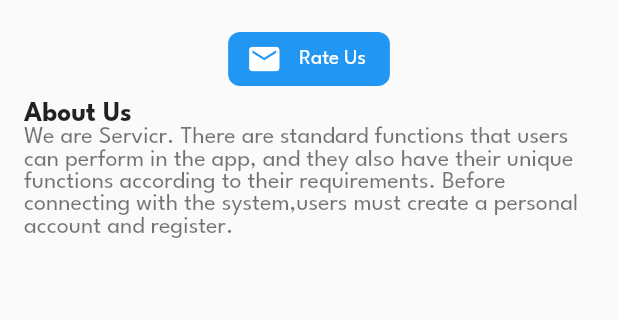
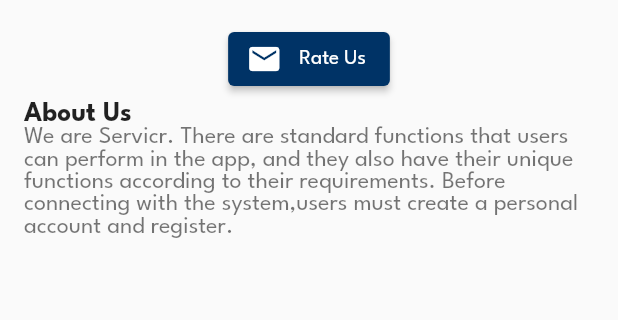
Before and after one commit to ethos-fit19/servicr_client, a Flutter app: the AboutPageUI screen opened directly, on a phone screen of 412 x 824 dp, the part 587-907 px from its top. Run offline on Flutter 3.47's test engine with Material 2 defaults, Android fonts, the phone set to English and light mode, and no system bars; our stand-ins replace date_picker_timeline, dio, email_validator, flutter_hooks, flutter_rating_bar, fluttertoast and 6 more; missing offline and left inert: image_picker_for_web, shared_preferences_web; accounts and stored records are empty; network calls fail; Roboto replaces fonts that are missing (Poppins).

```diff
--- a/lib/views/utils/aboutUI.dart
+++ b/lib/views/utils/aboutUI.dart
@@ -55,7 +55,7 @@ class aboutUI extends StatelessWidget {
                 fontWeight: FontWeight.bold),
           )),
         ),
-        FlatButton.icon(
+         ElevatedButton.icon(
           onPressed: () {},
           icon: Icon(
             Icons.mail,
@@ -65,8 +65,8 @@ class aboutUI extends StatelessWidget {
             ' Rate Us',
             style: TextStyle(color: Colors.white),
           ),
-          color: Colors.blue,
-          shape: RoundedRectangleBorder(borderRadius: BorderRadius.circular(8)),
+          // color: Colors.blue,
+          // shape: RoundedRectangleBorder(borderRadius: BorderRadius.circular(8)),
         ),
         ListTile(
           title: Text('About Us',
--- a/lib/views/welcome/welcome.dart
+++ b/lib/views/welcome/welcome.dart
@@ -16,7 +16,7 @@ class WelcomePage extends StatelessWidget {
             crossAxisAlignment: CrossAxisAlignment.start,
             children: <Widget>[
               Image.asset(
-                './assets/images/servicr_logo.png',
+                'assets/images/servicr_logo.png',
                 width: 180.0,
               ),
               SizedBox(
@@ -30,7 +30,7 @@ class WelcomePage extends StatelessWidget {
                 height: 24,
               ),
               Image.asset(
-                './assets/images/Worker.png',
+                'assets/images/Worker.png',
                 width: 400,
               ),
               SizedBox(
```
Also changed, not shown: pubspec.lock.
